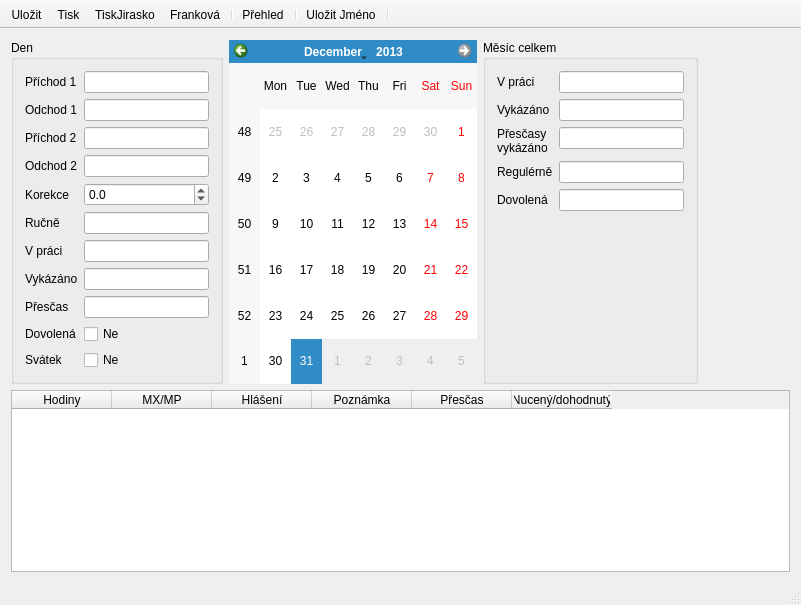
This is mainwindow.ui in kubanecxxx/dochazka as Qt 5 draws it before an edit. The edited form follows.
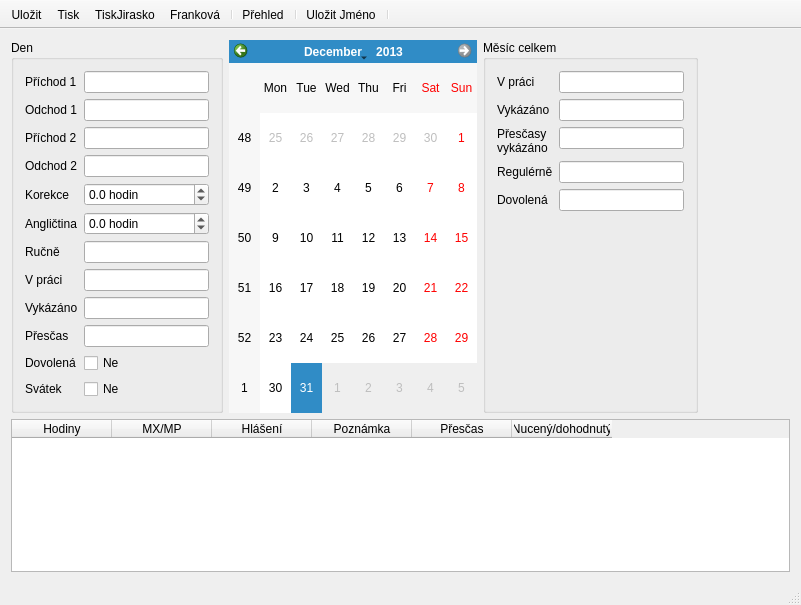
This is the edited form. Icons and pictures are not drawn. Custom widgets are drawn as their Qt base class.

Commit message: přidaná vlastnost na práci s angličtinou

```diff
--- a/mainwindow.ui
+++ b/mainwindow.ui
@@ -70,56 +70,56 @@
          <item row="3" column="1">
           <widget class="QLineEdit" name="editOdchod2"/>
          </item>
-         <item row="6" column="0">
+         <item row="7" column="0">
           <widget class="QLabel" name="label_5">
            <property name="text">
             <string>V práci</string>
            </property>
           </widget>
          </item>
-         <item row="6" column="1">
+         <item row="7" column="1">
           <widget class="QLineEdit" name="editVpraci">
            <property name="readOnly">
             <bool>true</bool>
            </property>
           </widget>
          </item>
-         <item row="7" column="0">
+         <item row="8" column="0">
           <widget class="QLabel" name="label_6">
            <property name="text">
             <string>Vykázáno</string>
            </property>
           </widget>
          </item>
-         <item row="7" column="1">
+         <item row="8" column="1">
           <widget class="QLineEdit" name="editVykazano">
            <property name="readOnly">
             <bool>true</bool>
            </property>
           </widget>
          </item>
-         <item row="8" column="0">
+         <item row="9" column="0">
           <widget class="QLabel" name="label_13">
            <property name="text">
             <string>Přesčas</string>
            </property>
           </widget>
          </item>
-         <item row="8" column="1">
-          <widget class="QLineEdit" name="editPrescas">
-           <property name="readOnly">
-            <bool>true</bool>
-           </property>
-          </widget>
-         </item>
          <item row="9" column="1">
+          <widget class="QLineEdit" name="editPrescas">
+           <property name="readOnly">
+            <bool>true</bool>
+           </property>
+          </widget>
+         </item>
+         <item row="10" column="1">
           <widget class="QCheckBox" name="checkDovolena">
            <property name="text">
             <string>Ne</string>
            </property>
           </widget>
          </item>
-         <item row="9" column="0">
+         <item row="10" column="0">
           <widget class="QLabel" name="label_14">
            <property name="text">
             <string>Dovolená</string>
@@ -133,24 +133,24 @@
            </property>
           </widget>
          </item>
-         <item row="5" column="0">
+         <item row="6" column="0">
           <widget class="QLabel" name="label_15">
            <property name="text">
             <string>Ručně</string>
            </property>
           </widget>
          </item>
-         <item row="5" column="1">
+         <item row="6" column="1">
           <widget class="QLineEdit" name="editRucne"/>
          </item>
-         <item row="10" column="0">
+         <item row="11" column="0">
           <widget class="QLabel" name="label_16">
            <property name="text">
             <string>Svátek</string>
            </property>
           </widget>
          </item>
-         <item row="10" column="1">
+         <item row="11" column="1">
           <widget class="QCheckBox" name="checkSvatek">
            <property name="text">
             <string>Ne</string>
@@ -165,6 +165,9 @@
              <verstretch>0</verstretch>
             </sizepolicy>
            </property>
+           <property name="suffix">
+            <string> hodin</string>
+           </property>
            <property name="decimals">
             <number>1</number>
            </property>
@@ -179,6 +182,38 @@
            </property>
           </widget>
          </item>
+         <item row="5" column="0">
+          <widget class="QLabel" name="label_17">
+           <property name="text">
+            <string>Angličtina</string>
+           </property>
+          </widget>
+         </item>
+         <item row="5" column="1">
+          <widget class="QDoubleSpinBox" name="spinAnglictina">
+           <property name="sizePolicy">
+            <sizepolicy hsizetype="Expanding" vsizetype="Fixed">
+             <horstretch>0</horstretch>
+             <verstretch>0</verstretch>
+            </sizepolicy>
+           </property>
+           <property name="suffix">
+            <string> hodin</string>
+           </property>
+           <property name="decimals">
+            <number>1</number>
+           </property>
+           <property name="minimum">
+            <double>-10.000000000000000</double>
+           </property>
+           <property name="maximum">
+            <double>10.000000000000000</double>
+           </property>
+           <property name="singleStep">
+            <double>0.500000000000000</double>
+           </property>
+          </widget>
+         </item>
         </layout>
        </widget>
       </item>
```
The commit also changes 5 other files.
